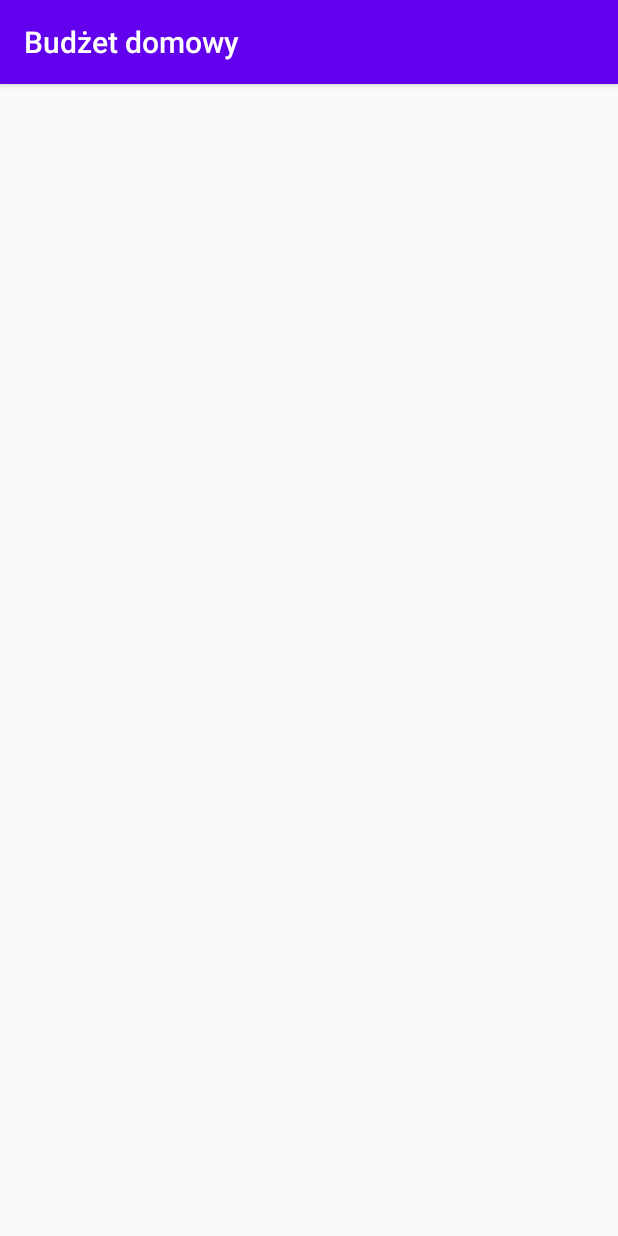
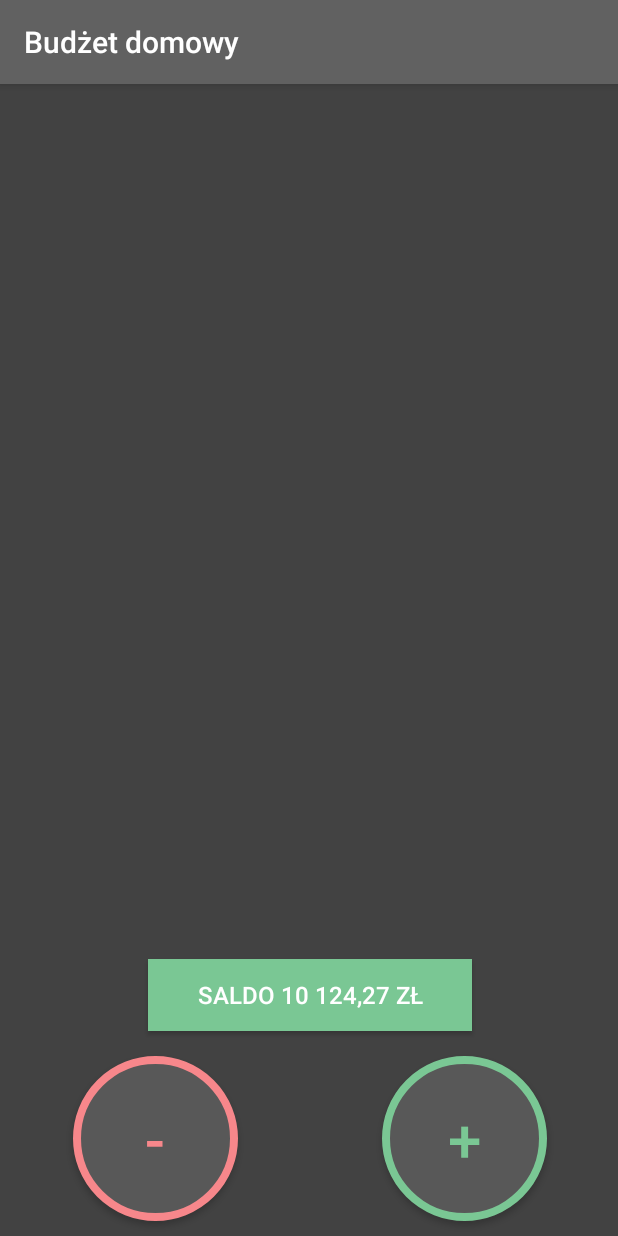
Before and after one commit to jaroslawlesniak/budzet-domowy, an Android app: the screen it shows after launch (homepage), on a phone screen of 412 x 824 dp. Run offline under Robolectric (Android 15) with nearby library versions, the phone set to English and light mode, and no system bars.

Commit message:
Added income and expense buttons

```diff
--- /dev/null
+++ b/app/src/main/res/drawable/rounded_button_expense.xml
@@ -0,0 +1,5 @@
+<?xml version="1.0" encoding="utf-8"?>
+<shape xmlns:android="http://schemas.android.com/apk/res/android" android:shape="oval" >
+	<solid android:color="#ff585858"/>
+    	<stroke android:width="5dp" android:color="@color/expenseColor" />
+</shape>
--- /dev/null
+++ b/app/src/main/res/drawable/rounded_button_income.xml
@@ -0,0 +1,5 @@
+<?xml version="1.0" encoding="utf-8"?>
+<shape xmlns:android="http://schemas.android.com/apk/res/android" android:shape="oval" >
+	<solid android:color="#ff585858"/>
+    	<stroke android:width="5dp" android:color="@color/incomeColor" />
+</shape>
--- a/app/src/main/res/layout/activity_homepage.xml
+++ b/app/src/main/res/layout/activity_homepage.xml
@@ -4,6 +4,68 @@
     xmlns:tools="http://schemas.android.com/tools"
     android:layout_width="match_parent"
     android:layout_height="match_parent"
+    android:background="@color/backgroundColor"
     tools:context=".homepage">
 
+    <androidx.constraintlayout.widget.ConstraintLayout
+        android:layout_width="0dp"
+        android:layout_height="0dp"
+        app:layout_constraintBottom_toTopOf="@+id/constraintLayout"
+        app:layout_constraintEnd_toEndOf="parent"
+        app:layout_constraintStart_toStartOf="parent"
+        app:layout_constraintTop_toTopOf="parent">
+
+    </androidx.constraintlayout.widget.ConstraintLayout>
+
+    <androidx.constraintlayout.widget.ConstraintLayout
+        android:id="@+id/constraintLayout"
+        android:layout_width="416dp"
+        android:layout_height="200dp"
+        app:layout_constraintBottom_toBottomOf="parent"
+        app:layout_constraintEnd_toEndOf="parent"
+        app:layout_constraintStart_toStartOf="parent">
+
+        <Button
+            android:id="@+id/addIncomeButton"
+            android:layout_width="110dp"
+            android:layout_height="110dp"
+            android:layout_marginEnd="50dp"
+            android:layout_marginBottom="10dp"
+            android:background="@drawable/rounded_button_income"
+            android:text="+"
+            android:textColor="@color/incomeColor"
+            android:textSize="40dp"
+            app:layout_constraintBottom_toBottomOf="parent"
+            app:layout_constraintEnd_toEndOf="parent" />
+
+        <Button
+            android:id="@+id/addIncomeButton2"
+            android:layout_width="110dp"
+            android:layout_height="110dp"
+            android:layout_marginStart="50dp"
+            android:layout_marginBottom="10dp"
+            android:background="@drawable/rounded_button_expense"
+            android:text="-"
+            android:textColor="@color/expenseColor"
+            android:textSize="40dp"
+            app:layout_constraintBottom_toBottomOf="parent"
+            app:layout_constraintStart_toStartOf="parent" />
+
+        <Button
+            android:id="@+id/button2"
+            android:layout_width="0dp"
+            android:layout_height="wrap_content"
+            android:layout_marginStart="100dp"
+            android:layout_marginTop="15dp"
+            android:layout_marginEnd="100dp"
+            android:background="@color/primaryColor"
+            android:text="Saldo 10 124,27 zł"
+            android:textColor="@color/cardview_light_background"
+            android:textSize="16dp"
+            app:layout_constraintEnd_toEndOf="parent"
+            app:layout_constraintHorizontal_bias="0.27"
+            app:layout_constraintStart_toStartOf="parent"
+            app:layout_constraintTop_toTopOf="parent" />
+
+    </androidx.constraintlayout.widget.ConstraintLayout>
 </androidx.constraintlayout.widget.ConstraintLayout>
--- a/app/src/main/res/values/colors.xml
+++ b/app/src/main/res/values/colors.xml
@@ -1,6 +1,10 @@
 <?xml version="1.0" encoding="utf-8"?>
 <resources>
-    <color name="colorPrimary">#6200EE</color>
-    <color name="colorPrimaryDark">#3700B3</color>
+    <color name="colorPrimary">#616161</color>
+    <color name="colorPrimaryDark">#1f2121</color>
     <color name="colorAccent">#03DAC5</color>
+    <color name="backgroundColor">#424242</color>
+    <color name="primaryColor">#7ac794</color>
+    <color name="incomeColor">#7ac794</color>
+    <color name="expenseColor">#f7878b</color>
 </resources>
```
